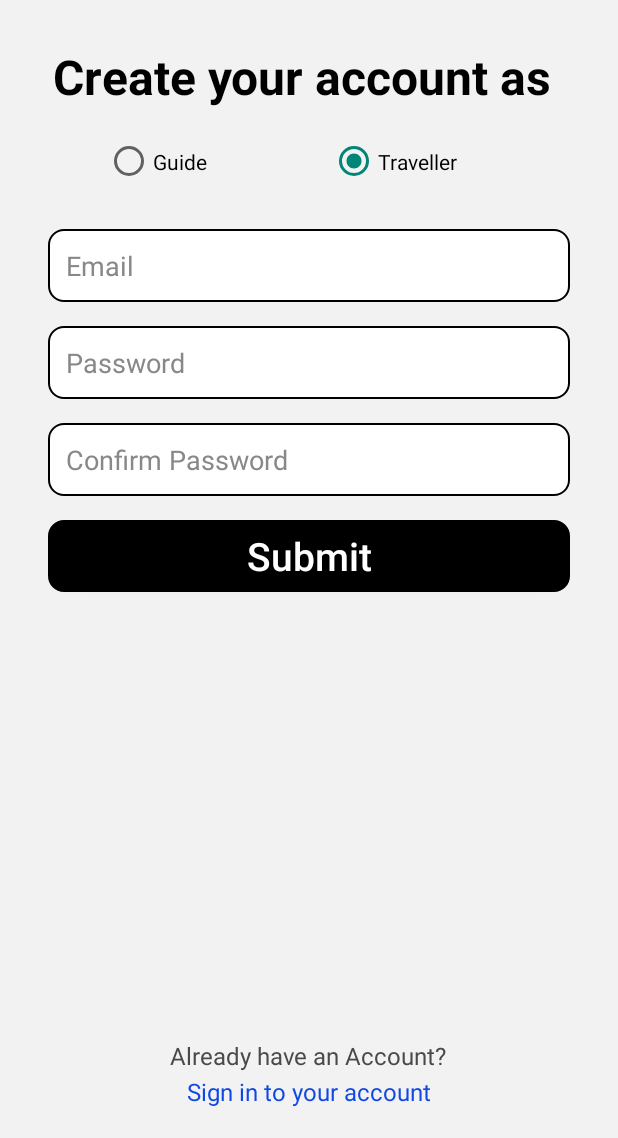
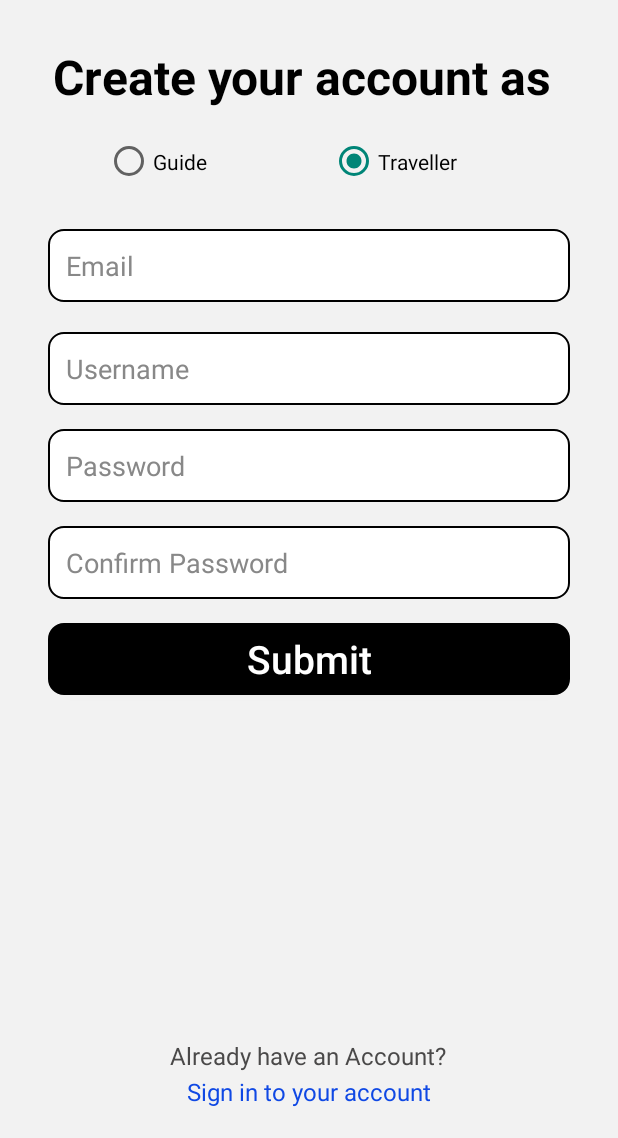
Before and after one commit to Shashankappu/smartGuide, an Android app: the screen it shows after launch (CreateAccountActivity), after a tap on "Sign up", on a phone screen of 412 x 824 dp, the part 98-1236 px from its top. Run offline under Robolectric (Android 15) with nearby library versions, the light colour scheme and no system bars; our stand-ins replace Firebase (no records; nobody signed in at launch, a user with empty details on screens opened directly).

Commit message:
username is visible in story and used all over except in the guide list

```diff
--- a/app/src/main/java/com/shashanksp/smartsonics/ListenActivity.java
+++ b/app/src/main/java/com/shashanksp/smartsonics/ListenActivity.java
@@ -35,9 +35,6 @@ public class ListenActivity extends AppCompatActivity implements LoaderManager.L
     Button backtoscanBtn;
     ImageButton micBtn;
     TextView timerTV;
-    public int seconds = 5;
-    public int minutes = 0;
-
     String artId, details;
     TextView resultTV, titleTV;
     TextToSpeech textToSpeech;
@@ -194,7 +191,6 @@ public class ListenActivity extends AppCompatActivity implements LoaderManager.L
             this.apiKey = apiKey;
             this.topicId = topicId;
             Log.d("YouTubeApiLoader", "api loader constructor init");
-
         }
         @Override
         protected void onStartLoading() {
--- a/app/src/main/java/com/shashanksp/smartsonics/SplashActivity.java
+++ b/app/src/main/java/com/shashanksp/smartsonics/SplashActivity.java
@@ -4,17 +4,25 @@ import android.content.Context;
 import android.content.Intent;
 import android.content.SharedPreferences;
 import android.os.Bundle;
+import android.widget.TextView;
+
 import androidx.appcompat.app.AppCompatActivity;
 
 public class SplashActivity extends AppCompatActivity {
     private static final String PREF_GUIDE_ID = "guideId";
     private static final String PREF_IS_GUIDE = "isGuide";
     private static final String USER_EMAIL = "anonymous";
+    private static final String USERNAME = " ";
+    private TextView welcomeTxt;
+    private String username;
 
     @Override
     protected void onCreate(Bundle savedInstanceState) {
         super.onCreate(savedInstanceState);
         setContentView(R.layout.activity_splash);
+        username = getUsernameFromPrefs();
+        welcomeTxt = findViewById(R.id.welcomeTxt);
+        welcomeTxt.setText("Welcome "+ username);
 
         Thread timerThread = new Thread() {
             public void run() {
@@ -34,32 +42,18 @@ public class SplashActivity extends AppCompatActivity {
         //start thread
         timerThread.start();
     }
-    private void saveGuideIdToPrefs(String guideId) {
-        SharedPreferences sharedPreferences = getSharedPreferences("MyPrefs", Context.MODE_PRIVATE);
-        SharedPreferences.Editor editor = sharedPreferences.edit();
-        editor.putString(PREF_GUIDE_ID, guideId);
-        editor.apply();
-    }
-
     private String getGuideIdFromPrefs() {
         SharedPreferences sharedPreferences = getSharedPreferences("MyPrefs", Context.MODE_PRIVATE);
         return sharedPreferences.getString(PREF_GUIDE_ID, "");
-    }
-    private String getusernameFromPrefs() {
-        SharedPreferences sharedPreferences = getSharedPreferences("MyPrefs", Context.MODE_PRIVATE);
-        return sharedPreferences.getString(USER_EMAIL, "");
-    }
-
-    private void saveIsGuideToPrefs(boolean isGuide) {
-        SharedPreferences sharedPreferences = getSharedPreferences("MyPrefs", Context.MODE_PRIVATE);
-        SharedPreferences.Editor editor = sharedPreferences.edit();
-        editor.putBoolean(PREF_IS_GUIDE, isGuide);
-        editor.apply();
     }
 
     private boolean getIsGuideFromPrefs() {
         SharedPreferences sharedPreferences = getSharedPreferences("MyPrefs", Context.MODE_PRIVATE);
         return sharedPreferences.getBoolean(PREF_IS_GUIDE, false);
+    }
+    private String getUsernameFromPrefs() {
+        SharedPreferences sharedPreferences = getSharedPreferences("MyPrefs", Context.MODE_PRIVATE);
+        return sharedPreferences.getString(USERNAME,"anonymous user");
     }
     private void clearSharedPreferences() {
         SharedPreferences sharedPreferences = getSharedPreferences("MyPrefs", Context.MODE_PRIVATE);
--- a/app/src/main/java/com/shashanksp/smartsonics/StoriesActivity.java
+++ b/app/src/main/java/com/shashanksp/smartsonics/StoriesActivity.java
@@ -2,7 +2,6 @@ package com.shashanksp.smartsonics;
 
 import androidx.appcompat.app.AppCompatActivity;
 import android.content.Intent;
-import android.graphics.Color;
 import android.os.Bundle;
 import android.view.View;
 import android.widget.ImageView;
--- a/app/src/main/java/com/shashanksp/smartsonics/StoriesAdapter.java
+++ b/app/src/main/java/com/shashanksp/smartsonics/StoriesAdapter.java
@@ -7,7 +7,6 @@ import android.view.View;
 import android.view.ViewGroup;
 import android.widget.BaseAdapter;
 import android.widget.TextView;
-
 import java.util.ArrayList;
 
 public class StoriesAdapter extends BaseAdapter {
--- a/app/src/main/res/layout/activity_create_account.xml
+++ b/app/src/main/res/layout/activity_create_account.xml
@@ -89,6 +89,20 @@
         android:textColor="#000000"
         android:background="@drawable/custom_button_bg"
         android:padding="12dp" />
+    <EditText
+        android:id="@+id/username_edittext"
+        android:layout_width="match_parent"
+        android:layout_height="wrap_content"
+        android:layout_marginStart="32dp"
+        android:layout_marginEnd="32dp"
+        android:layout_below="@id/email_edittext"
+        android:layout_marginTop="20dp"
+        android:hint="Username"
+        android:inputType="textEmailAddress"
+        android:textColorHint="#888888"
+        android:textColor="#000000"
+        android:background="@drawable/custom_button_bg"
+        android:padding="12dp" />
 
     <EditText
         android:id="@+id/password_edittext"
@@ -96,7 +110,7 @@
         android:layout_height="wrap_content"
         android:layout_marginStart="32dp"
         android:layout_marginEnd="32dp"
-        android:layout_below="@id/email_edittext"
+        android:layout_below="@id/username_edittext"
         android:layout_marginTop="16dp"
         android:hint="Password"
         android:background="@drawable/custom_button_bg"
--- a/app/src/main/res/layout/activity_sign_in.xml
+++ b/app/src/main/res/layout/activity_sign_in.xml
@@ -7,7 +7,7 @@
     tools:context=".SignInActivity">
 
     <TextView
-        android:id="@+id/title_text2"
+        android:id="@+id/welcomeTxt"
         android:layout_width="wrap_content"
         android:layout_height="wrap_content"
         android:layout_centerHorizontal="true"
@@ -20,7 +20,7 @@
         android:id="@+id/title_text"
         android:layout_width="wrap_content"
         android:layout_height="wrap_content"
-        android:layout_below="@id/title_text2"
+        android:layout_below="@id/welcomeTxt"
         android:layout_centerHorizontal="true"
         android:layout_marginTop="5dp"
         android:text="Sign In"
--- a/app/src/main/res/layout/activity_splash.xml
+++ b/app/src/main/res/layout/activity_splash.xml
@@ -26,6 +26,7 @@
         app:lottie_loop="true"/>
 
     <TextView
+        android:id="@+id/welcomeTxt"
         android:layout_width="wrap_content"
         android:layout_height="wrap_content"
         android:text="Welcome"
```
Also changed, not shown: app/src/main/java/com/shashanksp/smartsonics/AddStoryActivity.java (+9 -10 lines), app/src/main/java/com/shashanksp/smartsonics/CreateAccountActivity.java (+16 -14 lines), app/src/main/java/com/shashanksp/smartsonics/HomeScanActivity.java (+6 -9 lines), app/src/main/java/com/shashanksp/smartsonics/SignInActivity.java (+5 -13 lines).
